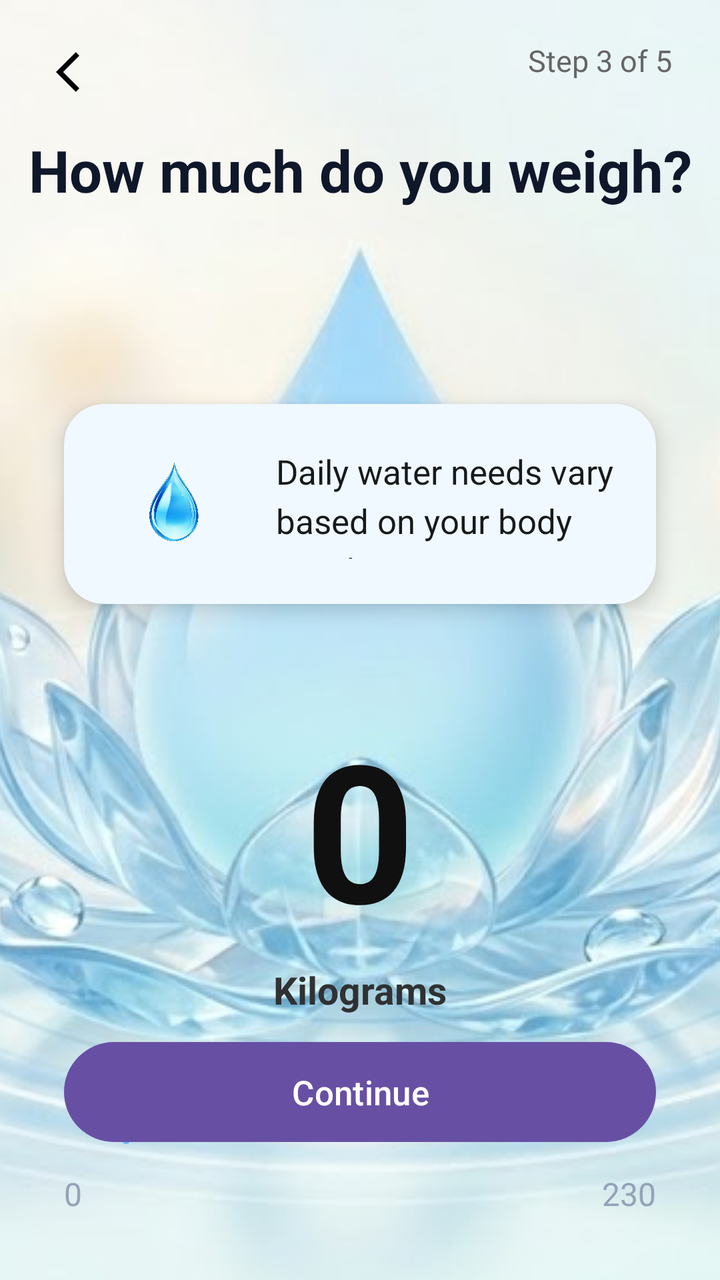
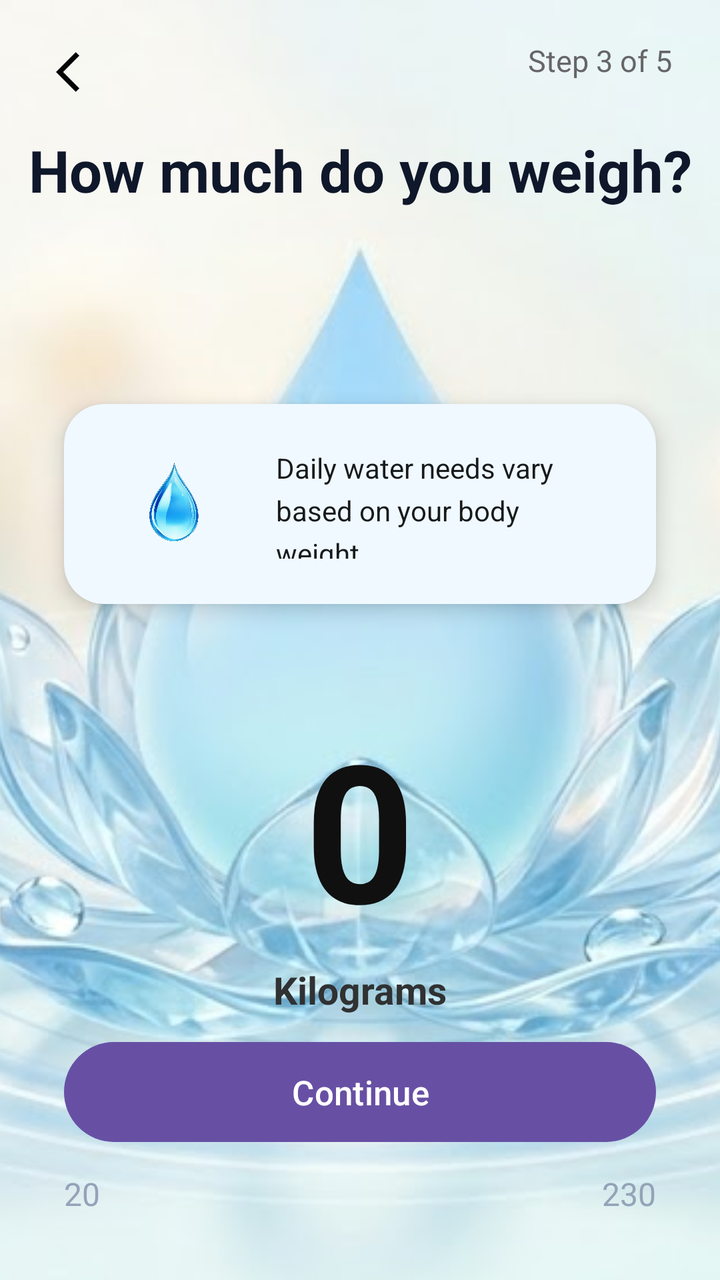

Screens rendered from an Android XML layout before and after an edit, with the pre-edit source and the edit as a unified diff.
<!-- AndroidManifest.xml: application theme Theme.WaterReminder -->
<!-- res/layout/activity_weight_selection.xml -->
<?xml version="1.0" encoding="utf-8"?>
<androidx.constraintlayout.widget.ConstraintLayout xmlns:android="http://schemas.android.com/apk/res/android"
    xmlns:app="http://schemas.android.com/apk/res-auto"
    xmlns:tools="http://schemas.android.com/tools"
    android:layout_width="match_parent"
    android:layout_height="match_parent"
    android:background="#C0D2E4"
    android:id="@+id/WeightSelection"
    tools:context=".WeightSelection">

    <ImageView
        android:layout_width="0dp"
        android:layout_height="0dp"
        android:src="@drawable/bgwater"
        android:scaleType="centerCrop"
        tools:ignore="MissingConstraints"
        app:layout_constraintTop_toTopOf="parent"
        app:layout_constraintBottom_toBottomOf="parent"
        app:layout_constraintStart_toStartOf="parent"
        app:layout_constraintEnd_toEndOf="parent" />

    
    <ImageButton
        android:id="@+id/btn_back"
        android:layout_width="48dp"
        android:layout_height="48dp"
        android:src="@drawable/baseline_arrow_back_ios_24"
        android:background="?attr/selectableItemBackgroundBorderless"
        app:layout_constraintTop_toTopOf="parent"
        app:layout_constraintStart_toStartOf="parent"
        android:layout_marginTop="12dp"
        android:layout_marginStart="16dp" />

    <TextView
        android:id="@+id/tv_header"
        android:layout_width="wrap_content"
        android:layout_height="wrap_content"
        android:text="Step 3 of 5"
        android:textSize="15sp"
        android:textColor="#666666"
        app:layout_constraintTop_toTopOf="parent"
        app:layout_constraintEnd_toEndOf="parent"
        android:layout_marginTop="20dp"
        android:layout_marginEnd="24dp" />

    <TextView
        android:id="@+id/tv_title"
        android:layout_width="0dp"
        android:layout_height="170dp"
        android:text="How much do you weigh?"
        android:layout_marginTop="50dp"
        android:textSize="29sp"
        android:textColor="#0F172A"
        android:textStyle="bold"
        android:gravity="center"
        android:lineSpacingExtra="6dp"
        app:layout_constraintStart_toStartOf="parent"
        app:layout_constraintEnd_toEndOf="parent"
        android:layout_marginVertical="0dp"
        tools:ignore="MissingConstraints" />

    
    <androidx.cardview.widget.CardView
        android:id="@+id/info_card"
        android:layout_width="0dp"
        android:layout_height="wrap_content"
        app:cardCornerRadius="20dp"
        app:cardElevation="6dp"
        app:cardBackgroundColor="#F0F9FF"
        android:layout_marginHorizontal="32dp"
        app:layout_constraintTop_toBottomOf="@id/tv_title"
        app:layout_constraintStart_toStartOf="parent"
        app:layout_constraintEnd_toEndOf="parent"
        android:layout_marginTop="32dp">

        <LinearLayout
            android:layout_width="match_parent"
            android:layout_height="wrap_content"
            android:orientation="horizontal"
            android:padding="20dp"
            android:gravity="center_vertical">

            <ImageView
                android:layout_width="70dp"
                android:layout_height="60dp"
                android:src="@drawable/water_drop"
                android:layout_marginEnd="16dp" />

            <TextView
                android:layout_width="0dp"
                android:layout_height="55dp"
                android:layout_weight="55"
                android:lineSpacingExtra="5dp"
                android:text="Daily water needs vary based on your body weight."
                android:textColor="#171A1B"
                android:textSize="17sp" />

        </LinearLayout>
    </androidx.cardview.widget.CardView>

    
    <androidx.constraintlayout.widget.ConstraintLayout
        android:layout_width="0dp"
        android:layout_height="wrap_content"
        app:layout_constraintTop_toBottomOf="@id/info_card"
        app:layout_constraintStart_toStartOf="parent"
        app:layout_constraintEnd_toEndOf="parent"
        android:layout_marginTop="48dp"
        android:layout_marginHorizontal="32dp">

        
        <TextView
            android:id="@+id/tv_weight"
            android:layout_width="wrap_content"
            android:layout_height="wrap_content"
            android:text="0"
            android:textSize="96sp"
            android:textColor="#101010"
            android:textStyle="bold"
            android:letterSpacing="-0.04"
            app:layout_constraintTop_toTopOf="parent"
            app:layout_constraintStart_toStartOf="parent"
            app:layout_constraintEnd_toEndOf="parent" />

        <TextView
            android:layout_width="wrap_content"
            android:layout_height="wrap_content"
            android:text="Kilograms"
            android:textSize="19sp"
            android:textColor="#303132"
            android:textStyle="bold"
            app:layout_constraintTop_toBottomOf="@id/tv_weight"
            app:layout_constraintStart_toStartOf="parent"
            app:layout_constraintEnd_toEndOf="parent"
            android:layout_marginTop="4dp" />

        
        <com.google.android.material.slider.Slider
            android:id="@+id/weight_slider"
            android:layout_width="0dp"
            android:layout_height="wrap_content"
            android:valueFrom="0"
            android:valueTo="230"
            android:value="10"
            android:stepSize="1"
            app:trackHeight="12dp"
            app:thumbRadius="16dp"
            app:trackColorInactive="#E2E8F0"
            app:trackColorActive="#0875A6"
            app:thumbColor="#64B5F4"
            app:haloColor="#93C5FD"
            app:labelBehavior="gone"
            app:layout_constraintTop_toBottomOf="@id/tv_weight"
            app:layout_constraintStart_toStartOf="parent"
            app:layout_constraintEnd_toEndOf="parent"
            android:layout_marginTop="48dp" />

        
        <TextView
            android:layout_width="wrap_content"
            android:layout_height="wrap_content"
            android:text="0"
            android:textColor="#94A3B8"
            android:textSize="16sp"
            app:layout_constraintTop_toBottomOf="@id/weight_slider"
            app:layout_constraintStart_toStartOf="parent"
            android:layout_marginTop="12dp" />

        <TextView
            android:layout_width="wrap_content"
            android:layout_height="wrap_content"
            android:text="230"
            android:textColor="#94A3B8"
            android:textSize="16sp"
            app:layout_constraintTop_toBottomOf="@id/weight_slider"
            app:layout_constraintEnd_toEndOf="parent"
            android:layout_marginTop="12dp" />

        
        <TextView
            android:id="@+id/tv_next"
            android:layout_width="wrap_content"
            android:layout_height="wrap_content"
            android:text="61 lbs"
            android:textSize="26sp"
            android:textColor="#94A3B8"
            app:layout_constraintTop_toBottomOf="@id/tv_next"
            app:layout_constraintStart_toStartOf="parent"
            app:layout_constraintEnd_toEndOf="parent"
            android:layout_marginTop="12dp" />

    </androidx.constraintlayout.widget.ConstraintLayout>
    <com.google.android.material.button.MaterialButton
        android:id="@+id/btn_next"
        android:layout_width="0dp"
        android:layout_height="58dp"
        android:text="Continue"
        android:textSize="17sp"
        app:cornerRadius="30dp"
        app:layout_constraintBottom_toBottomOf="parent"
        app:layout_constraintStart_toStartOf="parent"
        app:layout_constraintEnd_toEndOf="parent"
        android:layout_marginHorizontal="32dp"
        android:layout_marginBottom="65dp" />
</androidx.constraintlayout.widget.ConstraintLayout>
<!-- resources referenced by this layout -->
<resources>
  <!-- drawable baseline_arrow_back_ios_24 (drawable) -->
  <vector xmlns:android="http://schemas.android.com/apk/res/android" android:autoMirrored="true" android:height="24dp" android:tint="#050505" android:viewportHeight="24" android:viewportWidth="24" android:width="24dp">
        
      <path android:fillColor="@android:color/white" android:pathData="M11.67,3.87L9.9,2.1 0,12l9.9,9.9 1.77,-1.77L3.54,12z"/>
      
  </vector>
  <!-- drawable bgwater: png bitmap (drawable, 424858 bytes) -->
  <!-- drawable water_drop: png bitmap (drawable, 103002 bytes) -->
  <style name="Theme.WaterReminder" parent="Base.Theme.WaterReminder" />
  <style name="Base.Theme.WaterReminder" parent="Theme.Material3.DayNight.NoActionBar">
          
          
      </style>
</resources>

<!-- the commit's change to res/layout/activity_weight_selection.xml (unified diff, before → after) -->
@@ -19,7 +19,6 @@
         app:layout_constraintStart_toStartOf="parent"
         app:layout_constraintEnd_toEndOf="parent" />
 
-    
     <ImageButton
         android:id="@+id/btn_back"
         android:layout_width="48dp"
@@ -59,7 +58,6 @@
         android:layout_marginVertical="0dp"
         tools:ignore="MissingConstraints" />
 
-    
     <androidx.cardview.widget.CardView
         android:id="@+id/info_card"
         android:layout_width="0dp"
@@ -93,12 +91,11 @@
                 android:lineSpacingExtra="5dp"
                 android:text="Daily water needs vary based on your body weight."
                 android:textColor="#171A1B"
-                android:textSize="17sp" />
+                android:textSize="14sp" />
 
         </LinearLayout>
     </androidx.cardview.widget.CardView>
 
-    
     <androidx.constraintlayout.widget.ConstraintLayout
         android:layout_width="0dp"
         android:layout_height="wrap_content"
@@ -108,7 +105,6 @@
         android:layout_marginTop="48dp"
         android:layout_marginHorizontal="32dp">
 
-        
         <TextView
             android:id="@+id/tv_weight"
             android:layout_width="wrap_content"
@@ -134,12 +130,11 @@
             app:layout_constraintEnd_toEndOf="parent"
             android:layout_marginTop="4dp" />
 
-        
         <com.google.android.material.slider.Slider
             android:id="@+id/weight_slider"
             android:layout_width="0dp"
             android:layout_height="wrap_content"
-            android:valueFrom="0"
+            android:valueFrom="20"
             android:valueTo="230"
             android:value="10"
             android:stepSize="1"
@@ -155,11 +150,10 @@
             app:layout_constraintEnd_toEndOf="parent"
             android:layout_marginTop="48dp" />
 
-        
         <TextView
             android:layout_width="wrap_content"
             android:layout_height="wrap_content"
-            android:text="0"
+            android:text="20"
             android:textColor="#94A3B8"
             android:textSize="16sp"
             app:layout_constraintTop_toBottomOf="@id/weight_slider"
@@ -176,7 +170,6 @@
             app:layout_constraintEnd_toEndOf="parent"
             android:layout_marginTop="12dp" />
 
-        
         <TextView
             android:id="@+id/tv_next"
             android:layout_width="wrap_content"
